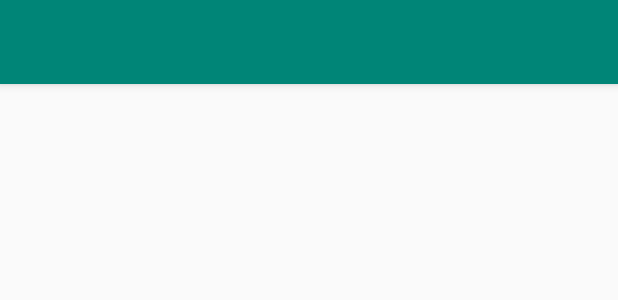
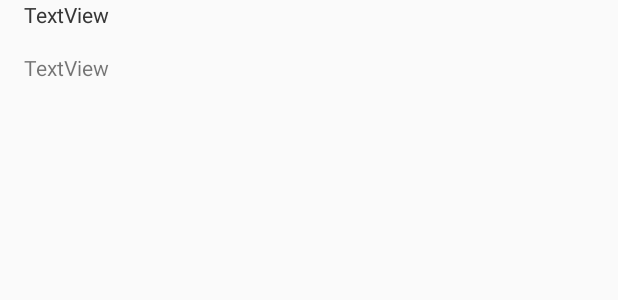
Before and after one commit to LuizTeixeira15/Rogerio, an Android app: the layout activity_main2.xml on its own in the app's theme, with its tools: preview values and no code run, on a phone screen of 412 x 824 dp. Shown: the top 300 px of the screen. Run offline under Robolectric (Android 15) with nearby library versions, the phone set to English and light mode, and no system bars.

Commit message:
4 commit

```diff
--- a/app/build.gradle
+++ b/app/build.gradle
@@ -26,4 +26,5 @@ dependencies {
     testImplementation 'junit:junit:4.12'
     androidTestImplementation 'com.android.support.test:runner:1.0.2'
     androidTestImplementation 'com.android.support.test.espresso:espresso-core:3.0.2'
+    implementation 'com.android.support:recyclerview-v7:28.0.0'
 }
--- a/app/src/main/AndroidManifest.xml
+++ b/app/src/main/AndroidManifest.xml
@@ -9,10 +9,7 @@
         android:roundIcon="@mipmap/ic_launcher_round"
         android:supportsRtl="true"
         android:theme="@style/AppTheme">
-        <activity
-            android:name=".Main2Activity"
-            android:label="@string/title_activity_main2"
-            android:theme="@style/AppTheme.NoActionBar"></activity>
+        <activity android:name=".Main2Activity"></activity>
         <activity android:name=".MainActivity">
             <intent-filter>
                 <action android:name="android.intent.action.MAIN" />
--- a/app/src/main/java/com/example/rogerio/Main2Activity.java
+++ b/app/src/main/java/com/example/rogerio/Main2Activity.java
@@ -1,17 +1,13 @@
 package com.example.rogerio;
 
+import android.support.v7.app.AppCompatActivity;
 import android.os.Bundle;
-import android.support.design.widget.FloatingActionButton;
-import android.support.design.widget.Snackbar;
-import android.support.v7.app.AppCompatActivity;
-import android.support.v7.widget.Toolbar;
-import android.view.View;
 
 public class Main2Activity extends AppCompatActivity {
 
     @Override
     protected void onCreate(Bundle savedInstanceState) {
         super.onCreate(savedInstanceState);
-        setContentView(R.layout.activity_main);
+        setContentView(R.layout.activity_main2);
     }
 }
--- a/app/src/main/java/com/example/rogerio/MainActivity.java
+++ b/app/src/main/java/com/example/rogerio/MainActivity.java
@@ -1,7 +1,11 @@
 package com.example.rogerio;
 
+import android.content.Intent;
 import android.support.v7.app.AppCompatActivity;
 import android.os.Bundle;
+import android.view.View;
+import android.widget.Button;
+
 
 public class MainActivity extends AppCompatActivity {
 
@@ -9,5 +13,20 @@ public class MainActivity extends AppCompatActivity {
     protected void onCreate(Bundle savedInstanceState) {
         super.onCreate(savedInstanceState);
         setContentView(R.layout.activity_main);
+
+        Button bt_tour, bt_bar;
+
+        bt_bar = (Button) findViewById(R.id.bt_bar);
+        bt_bar.setOnClickListener(new View.OnClickListener() {
+            @Override
+            public void onClick(View v) {
+               Intent intent = new Intent(MainActivity.this, Main2Activity.class);
+               startActivity(intent);
+
+            }
+        });
+
+
+
     }
 }
--- a/app/src/main/res/layout/activity_main2.xml
+++ b/app/src/main/res/layout/activity_main2.xml
@@ -1,24 +1,38 @@
 <?xml version="1.0" encoding="utf-8"?>
-<android.support.design.widget.CoordinatorLayout xmlns:android="http://schemas.android.com/apk/res/android"
+<android.support.constraint.ConstraintLayout xmlns:android="http://schemas.android.com/apk/res/android"
     xmlns:app="http://schemas.android.com/apk/res-auto"
     xmlns:tools="http://schemas.android.com/tools"
     android:layout_width="match_parent"
     android:layout_height="match_parent"
     tools:context=".Main2Activity">
 
-    <android.support.design.widget.AppBarLayout
+    <TextView
+        android:layout_marginTop="16dp"
+        android:layout_margin="16dp"
+        android:id="@+id/textView"
         android:layout_width="match_parent"
         android:layout_height="wrap_content"
-        android:theme="@style/AppTheme.AppBarOverlay">
+        android:text="TextView"
+        tools:layout_editor_absoluteX="32dp"
+        tools:layout_editor_absoluteY="51dp" />
 
-        <android.support.v7.widget.Toolbar
-            android:id="@+id/toolbar"
-            android:layout_width="match_parent"
-            android:layout_height="?attr/actionBarSize"
-            android:background="?attr/colorPrimary"
-            app:popupTheme="@style/AppTheme.PopupOverlay" />
+    <TextView
+        android:id="@+id/textView2"
+        android:layout_width="match_parent"
+        android:layout_height="wrap_content"
+        android:layout_margin="16dp"
+        android:layout_marginTop="8dp"
+        android:text="TextView"
+        app:layout_constraintTop_toBottomOf="@+id/textView"
+        tools:layout_editor_absoluteX="26dp" />
 
-    </android.support.design.widget.AppBarLayout>
+    <TextView
+        android:id="@+id/textView4"
+        android:layout_width="match_parent"
+        android:layout_height="wrap_content"
+        android:layout_margin="16dp"
+        android:text="TextView"
+        tools:layout_editor_absoluteX="16dp"
+        tools:layout_editor_absoluteY="127dp" />
 
-
-</android.support.design.widget.CoordinatorLayout>
+</android.support.constraint.ConstraintLayout>
--- a/app/src/main/res/values/colors.xml
+++ b/app/src/main/res/values/colors.xml
@@ -1,6 +1,6 @@
 <?xml version="1.0" encoding="utf-8"?>
 <resources>
-    <color name="colorPrimary">#008577</color>
+    <color name="colorPrimary">#DA12E736</color>
     <color name="colorPrimaryDark">#00574B</color>
-    <color name="colorAccent">#D81B60</color>
+    <color name="colorAccent">#1B37D8</color>
 </resources>
--- a/app/src/main/res/values/strings.xml
+++ b/app/src/main/res/values/strings.xml
@@ -1,4 +1,5 @@
 <resources>
     <string name="app_name">Rogerio</string>
     <string name="title_activity_main2">Main2Activity</string>
+    <string name="title_activity_bar">Bar</string>
 </resources>
```
